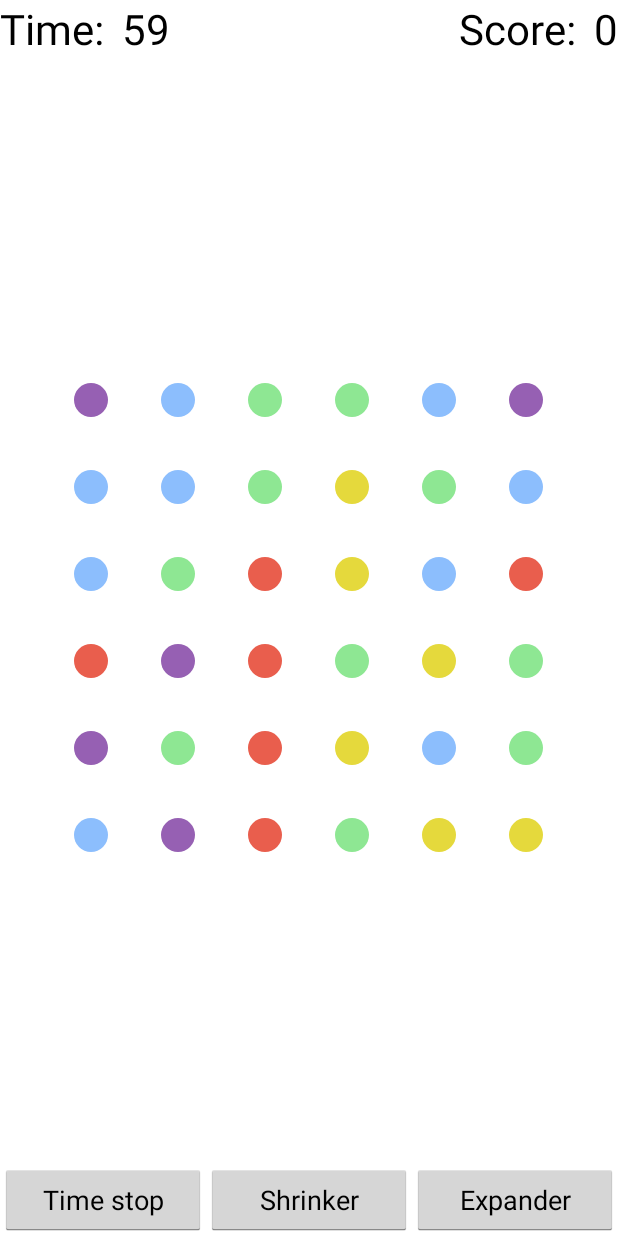
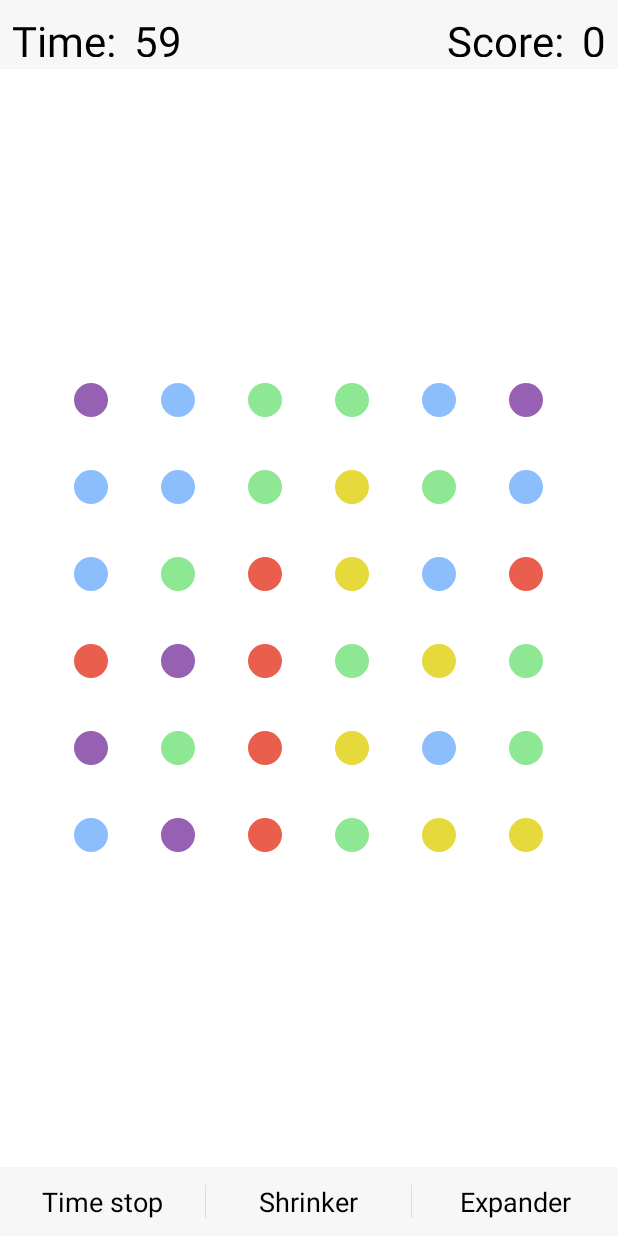
Before and after one commit to JayH5/blocks, an Android app: the screen it shows after launch (GameActivity), after a tap on "Timed", on a phone screen of 412 x 824 dp. Run offline under Robolectric (Android 15) with nearby library versions, the phone set to English and light mode, and no system bars.

Commit message:
Match more style from Dots
* Copy the grey
* Use button bar for powerups
* Match button bar height with original game

```diff
--- a/app/src/main/res/layout/fragment_game.xml
+++ b/app/src/main/res/layout/fragment_game.xml
@@ -6,8 +6,10 @@
 
     <RelativeLayout
         android:layout_width="match_parent"
-        android:layout_height="wrap_content"
-        android:orientation="horizontal">
+        android:layout_height="@dimen/dots_button_bar_height"
+        android:orientation="horizontal"
+        android:padding="@dimen/default_padding"
+        android:background="@color/dots_grey">
 
         <TextView
             android:id="@+id/game_remaining_text"
@@ -70,13 +72,16 @@
         android:visibility="invisible"/>
 
     <LinearLayout
+        style="?android:buttonBarStyle"
         android:layout_width="match_parent"
-        android:layout_height="wrap_content"
+        android:layout_height="@dimen/dots_button_bar_height"
         android:layout_alignParentBottom="true"
         android:orientation="horizontal"
-        android:gravity="center">
+        android:gravity="center"
+        android:background="@color/dots_grey">
 
         <Button
+            style="?android:buttonBarButtonStyle"
             android:id="@+id/btn_more_moves"
             android:layout_width="0dp"
             android:layout_height="wrap_content"
@@ -84,6 +89,7 @@
             android:text="@string/more_moves"/>
 
         <Button
+            style="?android:buttonBarButtonStyle"
             android:id="@+id/btn_shrinkers"
             android:layout_width="0dp"
             android:layout_height="wrap_content"
@@ -91,6 +97,7 @@
             android:text="@string/shrinker"/>
 
         <Button
+            style="?android:buttonBarButtonStyle"
             android:id="@+id/btn_expanders"
             android:layout_width="0dp"
             android:layout_height="wrap_content"
--- a/app/src/main/res/values/colors.xml
+++ b/app/src/main/res/values/colors.xml
@@ -5,6 +5,8 @@
     <color name="dots_green">#8EE793</color>
     <color name="dots_yellow">#E5D93C</color>
     <color name="dots_purple">#9660B3</color>
+
+    <color name="dots_grey">#F7F7F7</color>
 
     <integer-array name="block_colours">
         <item>@color/dots_red</item>
--- a/app/src/main/res/values/dimens.xml
+++ b/app/src/main/res/values/dimens.xml
@@ -10,5 +10,8 @@
     <dimen name="powerup_text_size">24sp</dimen>
 
     <dimen name="grid_horizontal_margin">31dp</dimen>
+    <dimen name="dots_button_bar_height">46dp</dimen>
+
+    <dimen name="default_padding">8dp</dimen>
 
 </resources>
```
